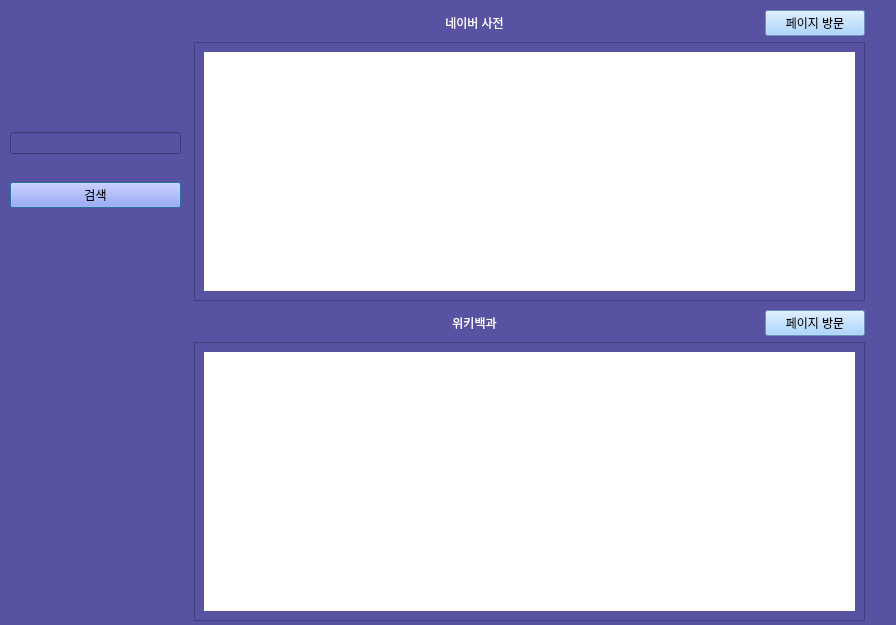
Above: finder_gui.ui from altair823/WordFinder before the change. Below: the same form after it.
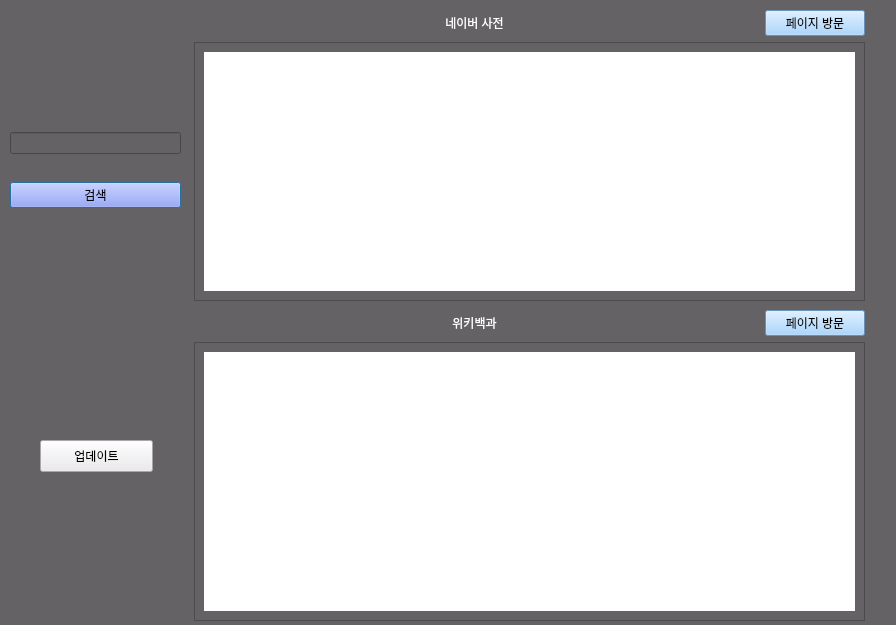
That is the form after the change.

What changed in the file:
```diff
--- a/finder_gui.ui
+++ b/finder_gui.ui
@@ -14,7 +14,7 @@
    <string>Dialog</string>
   </property>
   <property name="styleSheet">
-   <string notr="true">background-color: rgb(87, 82, 162);</string>
+   <string notr="true">background-color: rgb(100, 98, 100);</string>
   </property>
   <widget class="QWidget" name="verticalLayoutWidget">
    <property name="geometry">
@@ -243,6 +243,22 @@
     </item>
    </layout>
   </widget>
+  <widget class="QPushButton" name="update_btn">
+   <property name="geometry">
+    <rect>
+     <x>40</x>
+     <y>440</y>
+     <width>113</width>
+     <height>32</height>
+    </rect>
+   </property>
+   <property name="styleSheet">
+    <string notr="true">background-color: rgb(235, 232, 237);</string>
+   </property>
+   <property name="text">
+    <string>업데이트</string>
+   </property>
+  </widget>
  </widget>
  <resources/>
  <connections/>
```
